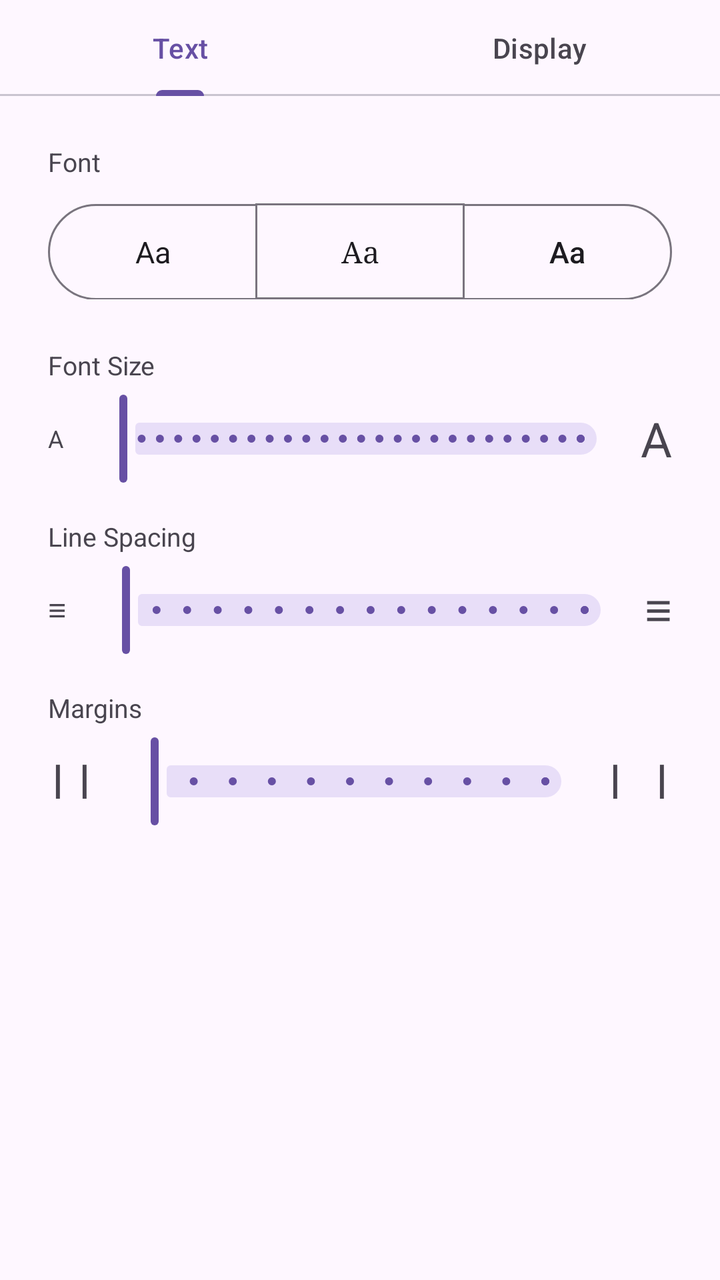
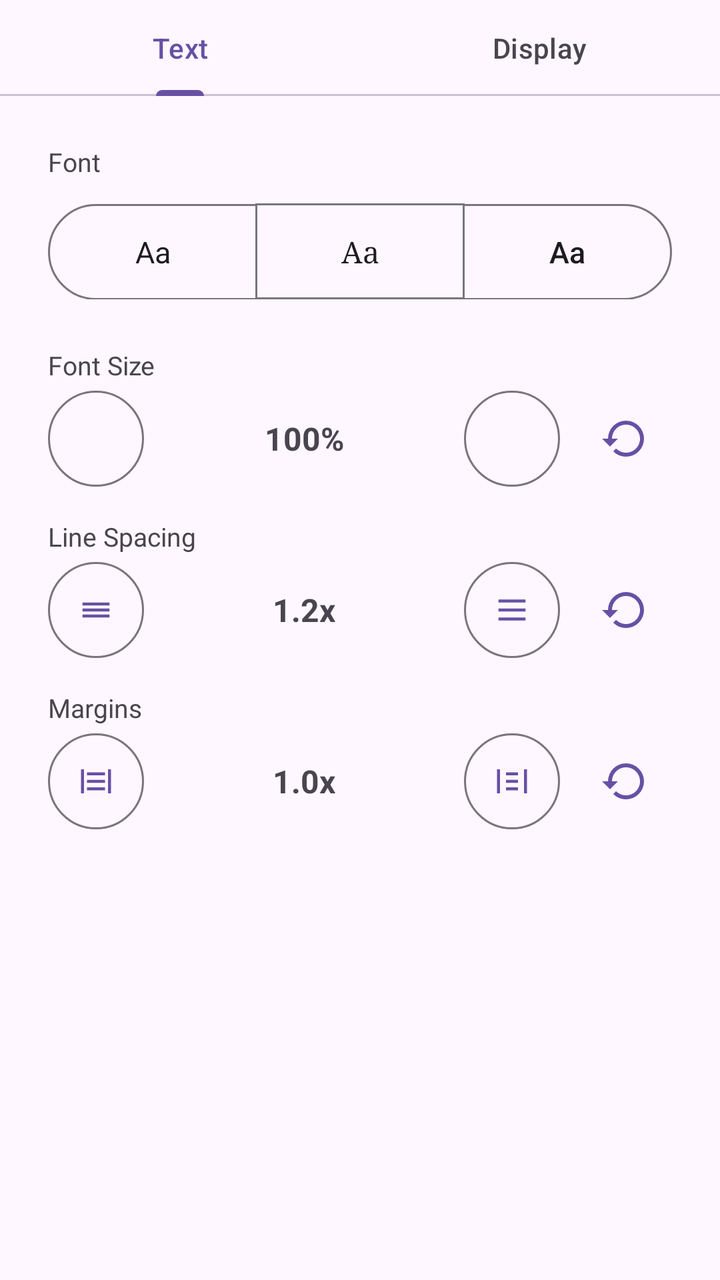

Two renders of the same Android screen: before a commit and after it. Below are the layout's source before the change and the commit's diff.
<!-- AndroidManifest.xml: application theme Theme.BookSync -->
<!-- res/layout/dialog_display_settings.xml -->
<?xml version="1.0" encoding="utf-8"?>
<LinearLayout
    xmlns:android="http://schemas.android.com/apk/res/android"
    xmlns:app="http://schemas.android.com/apk/res-auto"
    android:layout_width="match_parent"
    android:layout_height="wrap_content"
    android:orientation="vertical">

    
    <com.google.android.material.tabs.TabLayout
        android:id="@+id/tab_layout"
        android:layout_width="match_parent"
        android:layout_height="wrap_content"
        app:tabMode="fixed"
        app:tabGravity="fill"
        app:tabIndicatorColor="?attr/colorPrimary"
        app:tabTextColor="?android:attr/textColorSecondary"
        app:tabSelectedTextColor="?attr/colorPrimary">

        <com.google.android.material.tabs.TabItem
            android:layout_width="wrap_content"
            android:layout_height="wrap_content"
            android:text="Text" />

        <com.google.android.material.tabs.TabItem
            android:layout_width="wrap_content"
            android:layout_height="wrap_content"
            android:text="Display" />
    </com.google.android.material.tabs.TabLayout>

    
    <FrameLayout
        android:layout_width="match_parent"
        android:layout_height="wrap_content"
        android:padding="24dp">

        
        <LinearLayout
            android:id="@+id/tab_text_content"
            android:layout_width="match_parent"
            android:layout_height="wrap_content"
            android:orientation="vertical"
            android:visibility="visible">

            
            <TextView
                android:layout_width="wrap_content"
                android:layout_height="wrap_content"
                android:text="Font"
                android:textSize="13sp"
                android:textColor="?android:attr/textColorSecondary"
                android:layout_marginBottom="12dp" />

            <com.google.android.material.button.MaterialButtonToggleGroup
                android:id="@+id/font_family_group"
                android:layout_width="match_parent"
                android:layout_height="wrap_content"
                app:singleSelection="true"
                app:selectionRequired="true"
                android:layout_marginBottom="24dp">

                <com.google.android.material.button.MaterialButton
                    android:id="@+id/btn_font_system"
                    style="@style/Widget.Material3.Button.OutlinedButton"
                    android:layout_width="0dp"
                    android:layout_weight="1"
                    android:layout_height="48dp"
                    android:text="Aa"
                    android:textSize="15sp"
                    android:fontFamily="sans-serif"
                    android:insetTop="0dp"
                    android:insetBottom="0dp" />

                <com.google.android.material.button.MaterialButton
                    android:id="@+id/btn_font_serif"
                    style="@style/Widget.Material3.Button.OutlinedButton"
                    android:layout_width="0dp"
                    android:layout_weight="1"
                    android:layout_height="48dp"
                    android:text="Aa"
                    android:textSize="15sp"
                    android:fontFamily="serif"
                    android:insetTop="0dp"
                    android:insetBottom="0dp" />

                <com.google.android.material.button.MaterialButton
                    android:id="@+id/btn_font_sans"
                    style="@style/Widget.Material3.Button.OutlinedButton"
                    android:layout_width="0dp"
                    android:layout_weight="1"
                    android:layout_height="48dp"
                    android:text="Aa"
                    android:textSize="15sp"
                    android:fontFamily="sans-serif-medium"
                    android:insetTop="0dp"
                    android:insetBottom="0dp" />
            </com.google.android.material.button.MaterialButtonToggleGroup>

            
            <TextView
                android:layout_width="wrap_content"
                android:layout_height="wrap_content"
                android:text="Font Size"
                android:textSize="13sp"
                android:textColor="?android:attr/textColorSecondary"
                android:layout_marginBottom="4dp" />

            <LinearLayout
                android:layout_width="match_parent"
                android:layout_height="wrap_content"
                android:orientation="horizontal"
                android:gravity="center_vertical"
                android:layout_marginBottom="16dp">

                <TextView
                    android:layout_width="wrap_content"
                    android:layout_height="wrap_content"
                    android:text="A"
                    android:textSize="12sp"
                    android:textColor="?android:attr/textColorSecondary"
                    android:layout_marginEnd="8dp" />

                <com.google.android.material.slider.Slider
                    android:id="@+id/slider_font_size"
                    android:layout_width="0dp"
                    android:layout_weight="1"
                    android:layout_height="wrap_content"
                    android:valueFrom="50"
                    android:valueTo="300"
                    android:stepSize="10" />

                <TextView
                    android:layout_width="wrap_content"
                    android:layout_height="wrap_content"
                    android:text="A"
                    android:textSize="24sp"
                    android:textColor="?android:attr/textColorSecondary"
                    android:layout_marginStart="8dp" />
            </LinearLayout>

            
            <TextView
                android:layout_width="wrap_content"
                android:layout_height="wrap_content"
                android:text="Line Spacing"
                android:textSize="13sp"
                android:textColor="?android:attr/textColorSecondary"
                android:layout_marginBottom="4dp" />

            <LinearLayout
                android:layout_width="match_parent"
                android:layout_height="wrap_content"
                android:orientation="horizontal"
                android:gravity="center_vertical"
                android:layout_marginBottom="16dp">

                <TextView
                    android:layout_width="wrap_content"
                    android:layout_height="wrap_content"
                    android:text="≡"
                    android:textSize="16sp"
                    android:textColor="?android:attr/textColorSecondary"
                    android:layout_marginEnd="8dp" />

                <com.google.android.material.slider.Slider
                    android:id="@+id/slider_spacing"
                    android:layout_width="0dp"
                    android:layout_weight="1"
                    android:layout_height="wrap_content"
                    android:valueFrom="1.0"
                    android:valueTo="2.5"
                    android:stepSize="0.1" />

                <TextView
                    android:layout_width="wrap_content"
                    android:layout_height="wrap_content"
                    android:text="≡"
                    android:textSize="24sp"
                    android:textColor="?android:attr/textColorSecondary"
                    android:layout_marginStart="8dp" />
            </LinearLayout>

            
            <TextView
                android:layout_width="wrap_content"
                android:layout_height="wrap_content"
                android:text="Margins"
                android:textSize="13sp"
                android:textColor="?android:attr/textColorSecondary"
                android:layout_marginBottom="4dp" />

            <LinearLayout
                android:layout_width="match_parent"
                android:layout_height="wrap_content"
                android:orientation="horizontal"
                android:gravity="center_vertical">

                <TextView
                    android:layout_width="wrap_content"
                    android:layout_height="wrap_content"
                    android:text="┃ ┃"
                    android:textSize="14sp"
                    android:textColor="?android:attr/textColorSecondary"
                    android:layout_marginEnd="8dp" />

                <com.google.android.material.slider.Slider
                    android:id="@+id/slider_margins"
                    android:layout_width="0dp"
                    android:layout_weight="1"
                    android:layout_height="wrap_content"
                    android:valueFrom="0.5"
                    android:valueTo="3.0"
                    android:stepSize="0.25" />

                <TextView
                    android:layout_width="wrap_content"
                    android:layout_height="wrap_content"
                    android:text="┃    ┃"
                    android:textSize="14sp"
                    android:textColor="?android:attr/textColorSecondary"
                    android:layout_marginStart="8dp" />
            </LinearLayout>

        </LinearLayout>

        
        <LinearLayout
            android:id="@+id/tab_display_content"
            android:layout_width="match_parent"
            android:layout_height="wrap_content"
            android:orientation="vertical"
            android:visibility="gone">

            <TextView
                android:layout_width="wrap_content"
                android:layout_height="wrap_content"
                android:text="Theme"
                android:textSize="13sp"
                android:textColor="?android:attr/textColorSecondary"
                android:layout_marginBottom="16dp" />

            
            <LinearLayout
                android:layout_width="match_parent"
                android:layout_height="wrap_content"
                android:orientation="horizontal"
                android:gravity="center">

                
                <FrameLayout
                    android:layout_width="0dp"
                    android:layout_weight="1"
                    android:layout_height="wrap_content"
                    android:layout_marginEnd="8dp">
                    <com.google.android.material.card.MaterialCardView
                        android:id="@+id/btn_theme_light"
                        android:layout_width="match_parent"
                        android:layout_height="100dp"
                        app:cardBackgroundColor="#FFFFFF"
                        app:strokeWidth="1dp"
                        app:strokeColor="#E0E0E0"
                        app:cardCornerRadius="12dp"
                        app:cardElevation="0dp"
                        android:clickable="true"
                        android:focusable="true">
                        <TextView
                            android:layout_width="match_parent"
                            android:layout_height="match_parent"
                            android:text="Aa"
                            android:textSize="20sp"
                            android:textColor="#1C1C1E"
                            android:gravity="center" />
                    </com.google.android.material.card.MaterialCardView>
                    <ImageView
                        android:id="@+id/check_theme_light"
                        android:layout_width="20dp"
                        android:layout_height="20dp"
                        android:src="@android:drawable/checkbox_on_background"
                        android:layout_gravity="top|end"
                        android:layout_margin="6dp"
                        android:visibility="gone"
                        app:tint="?attr/colorPrimary" />
                </FrameLayout>

                
                <FrameLayout
                    android:layout_width="0dp"
                    android:layout_weight="1"
                    android:layout_height="wrap_content"
                    android:layout_marginEnd="8dp">
                    <com.google.android.material.card.MaterialCardView
                        android:id="@+id/btn_theme_sepia"
                        android:layout_width="match_parent"
                        android:layout_height="100dp"
                        app:cardBackgroundColor="#F5E6C8"
                        app:cardCornerRadius="12dp"
                        app:cardElevation="0dp"
                        android:clickable="true"
                        android:focusable="true">
                        <TextView
                            android:layout_width="match_parent"
                            android:layout_height="match_parent"
                            android:text="Aa"
                            android:textSize="20sp"
                            android:textColor="#5B4636"
                            android:gravity="center" />
                    </com.google.android.material.card.MaterialCardView>
                    <ImageView
                        android:id="@+id/check_theme_sepia"
                        android:layout_width="20dp"
                        android:layout_height="20dp"
                        android:src="@android:drawable/checkbox_on_background"
                        android:layout_gravity="top|end"
                        android:layout_margin="6dp"
                        android:visibility="gone"
                        app:tint="?attr/colorPrimary" />
                </FrameLayout>

                
                <FrameLayout
                    android:layout_width="0dp"
                    android:layout_weight="1"
                    android:layout_height="wrap_content">
                    <com.google.android.material.card.MaterialCardView
                        android:id="@+id/btn_theme_dark"
                        android:layout_width="match_parent"
                        android:layout_height="100dp"
                        app:cardBackgroundColor="#1C1C1E"
                        app:cardCornerRadius="12dp"
                        app:cardElevation="0dp"
                        android:clickable="true"
                        android:focusable="true">
                        <TextView
                            android:layout_width="match_parent"
                            android:layout_height="match_parent"
                            android:text="Aa"
                            android:textSize="20sp"
                            android:textColor="#FFFFFF"
                            android:gravity="center" />
                    </com.google.android.material.card.MaterialCardView>
                    <ImageView
                        android:id="@+id/check_theme_dark"
                        android:layout_width="20dp"
                        android:layout_height="20dp"
                        android:src="@android:drawable/checkbox_on_background"
                        android:layout_gravity="top|end"
                        android:layout_margin="6dp"
                        android:visibility="gone"
                        app:tint="?attr/colorPrimary" />
                </FrameLayout>

            </LinearLayout>
        </LinearLayout>

    </FrameLayout>
</LinearLayout>
<!-- resources referenced by this layout -->
<resources>
  <style name="Theme.BookSync" parent="Theme.Material3.DayNight.NoActionBar" />
</resources>

<!-- the commit's change to res/layout/dialog_display_settings.xml (unified diff, before → after) -->
@@ -112,30 +112,50 @@
                 android:gravity="center_vertical"
                 android:layout_marginBottom="16dp">
 
+                <com.google.android.material.button.MaterialButton
+                    android:id="@+id/btn_font_decrease"
+                    style="@style/Widget.Material3.Button.OutlinedButton"
+                    android:layout_width="48dp"
+                    android:layout_height="48dp"
+                    android:text="A"
+                    android:textSize="14sp"
+                    android:paddingStart="0dp"
+                    android:paddingEnd="0dp"
+                    android:insetTop="0dp"
+                    android:insetBottom="0dp"
+                    android:minWidth="0dp" />
+
                 <TextView
-                    android:layout_width="wrap_content"
+                    android:id="@+id/text_font_size"
+                    android:layout_width="0dp"
+                    android:layout_weight="1"
                     android:layout_height="wrap_content"
+                    android:text="100%"
+                    android:textSize="16sp"
+                    android:textStyle="bold"
+                    android:gravity="center" />
+
+                <com.google.android.material.button.MaterialButton
+                    android:id="@+id/btn_font_increase"
+                    style="@style/Widget.Material3.Button.OutlinedButton"
+                    android:layout_width="48dp"
+                    android:layout_height="48dp"
                     android:text="A"
-                    android:textSize="12sp"
-                    android:textColor="?android:attr/textColorSecondary"
-                    android:layout_marginEnd="8dp" />
-
-                <com.google.android.material.slider.Slider
-                    android:id="@+id/slider_font_size"
-                    android:layout_width="0dp"
-                    android:layout_weight="1"
-                    android:layout_height="wrap_content"
-                    android:valueFrom="50"
-                    android:valueTo="300"
-                    android:stepSize="10" />
-
-                <TextView
-                    android:layout_width="wrap_content"
-                    android:layout_height="wrap_content"
-                    android:text="A"
-                    android:textSize="24sp"
-                    android:textColor="?android:attr/textColorSecondary"
-                    android:layout_marginStart="8dp" />
+                    android:textSize="20sp"
+                    android:paddingStart="0dp"
+                    android:paddingEnd="0dp"
+                    android:insetTop="0dp"
+                    android:insetBottom="0dp"
+                    android:minWidth="0dp" />
+
+                <ImageButton
+                    android:id="@+id/btn_font_reset"
+                    android:layout_width="48dp"
+                    android:layout_height="48dp"
+                    android:layout_marginStart="8dp"
+                    android:background="?attr/selectableItemBackgroundBorderless"
+                    android:src="@drawable/ic_restore_24"
+                    app:tint="?attr/colorPrimary" />
             </LinearLayout>
 
             
@@ -154,30 +174,56 @@
                 android:gravity="center_vertical"
                 android:layout_marginBottom="16dp">
 
+                <com.google.android.material.button.MaterialButton
+                    android:id="@+id/btn_spacing_decrease"
+                    style="@style/Widget.Material3.Button.OutlinedButton"
+                    android:layout_width="48dp"
+                    android:layout_height="48dp"
+                    app:icon="@drawable/ic_spacing_compact"
+                    app:iconGravity="textStart"
+                    app:iconPadding="0dp"
+                    android:paddingTop="0dp"
+                    android:paddingBottom="0dp"
+                    android:paddingStart="12dp"
+                    android:paddingEnd="12dp"
+                    android:insetTop="0dp"
+                    android:insetBottom="0dp"
+                    android:minWidth="0dp" />
+
                 <TextView
-                    android:layout_width="wrap_content"
+                    android:id="@+id/text_spacing"
+                    android:layout_width="0dp"
+                    android:layout_weight="1"
                     android:layout_height="wrap_content"
-                    android:text="≡"
+                    android:text="1.2x"
                     android:textSize="16sp"
-                    android:textColor="?android:attr/textColorSecondary"
-                    android:layout_marginEnd="8dp" />
-
-                <com.google.android.material.slider.Slider
-                    android:id="@+id/slider_spacing"
-                    android:layout_width="0dp"
-                    android:layout_weight="1"
-                    android:layout_height="wrap_content"
-                    android:valueFrom="1.0"
-                    android:valueTo="2.5"
-                    android:stepSize="0.1" />
-
-                <TextView
-                    android:layout_width="wrap_content"
-                    android:layout_height="wrap_content"
-                    android:text="≡"
-                    android:textSize="24sp"
-                    android:textColor="?android:attr/textColorSecondary"
-                    android:layout_marginStart="8dp" />
+                    android:textStyle="bold"
+                    android:gravity="center" />
+
+                <com.google.android.material.button.MaterialButton
+                    android:id="@+id/btn_spacing_increase"
+                    style="@style/Widget.Material3.Button.OutlinedButton"
+                    android:layout_width="48dp"
+                    android:layout_height="48dp"
+                    app:icon="@drawable/ic_spacing_wide"
+                    app:iconGravity="textStart"
+                    app:iconPadding="0dp"
+                    android:paddingTop="0dp"
+                    android:paddingBottom="0dp"
+                    android:paddingStart="12dp"
+                    android:paddingEnd="12dp"
+                    android:insetTop="0dp"
+                    android:insetBottom="0dp"
+                    android:minWidth="0dp" />
+
+                <ImageButton
+                    android:id="@+id/btn_spacing_reset"
+                    android:layout_width="48dp"
+                    android:layout_height="48dp"
+                    android:layout_marginStart="8dp"
+                    android:background="?attr/selectableItemBackgroundBorderless"
+                    android:src="@drawable/ic_restore_24"
+                    app:tint="?attr/colorPrimary" />
             </LinearLayout>
 
             
@@ -195,30 +241,56 @@
                 android:orientation="horizontal"
                 android:gravity="center_vertical">
 
+                <com.google.android.material.button.MaterialButton
+                    android:id="@+id/btn_margin_decrease"
+                    style="@style/Widget.Material3.Button.OutlinedButton"
+                    android:layout_width="48dp"
+                    android:layout_height="48dp"
+                    app:icon="@drawable/ic_margin_narrow"
+                    app:iconGravity="textStart"
+                    app:iconPadding="0dp"
+                    android:paddingTop="0dp"
+                    android:paddingBottom="0dp"
+                    android:paddingStart="12dp"
+                    android:paddingEnd="12dp"
+                    android:insetTop="0dp"
+                    android:insetBottom="0dp"
+                    android:minWidth="0dp" />
+
                 <TextView
-                    android:layout_width="wrap_content"
+                    android:id="@+id/text_margins"
+                    android:layout_width="0dp"
+                    android:layout_weight="1"
                     android:layout_height="wrap_content"
-                    android:text="┃ ┃"
-                    android:textSize="14sp"
-                    android:textColor="?android:attr/textColorSecondary"
-                    android:layout_marginEnd="8dp" />
-
-                <com.google.android.material.slider.Slider
-                    android:id="@+id/slider_margins"
-                    android:layout_width="0dp"
-                    android:layout_weight="1"
-                    android:layout_height="wrap_content"
-                    android:valueFrom="0.5"
-                    android:valueTo="3.0"
-                    android:stepSize="0.25" />
-
-                <TextView
-                    android:layout_width="wrap_content"
-                    android:layout_height="wrap_content"
-                    android:text="┃    ┃"
-                    android:textSize="14sp"
-                    android:textColor="?android:attr/textColorSecondary"
-                    android:layout_marginStart="8dp" />
+                    android:text="1.0x"
+                    android:textSize="16sp"
+                    android:textStyle="bold"
+                    android:gravity="center" />
+
+                <com.google.android.material.button.MaterialButton
+                    android:id="@+id/btn_margin_increase"
+                    style="@style/Widget.Material3.Button.OutlinedButton"
+                    android:layout_width="48dp"
+                    android:layout_height="48dp"
+                    app:icon="@drawable/ic_margin_wide"
+                    app:iconGravity="textStart"
+                    app:iconPadding="0dp"
+                    android:paddingTop="0dp"
+                    android:paddingBottom="0dp"
+                    android:paddingStart="12dp"
+                    android:paddingEnd="12dp"
+                    android:insetTop="0dp"
+                    android:insetBottom="0dp"
+                    android:minWidth="0dp" />
+
+                <ImageButton
+                    android:id="@+id/btn_margin_reset"
+                    android:layout_width="48dp"
+                    android:layout_height="48dp"
+                    android:layout_marginStart="8dp"
+                    android:background="?attr/selectableItemBackgroundBorderless"
+                    android:src="@drawable/ic_restore_24"
+                    app:tint="?attr/colorPrimary" />
             </LinearLayout>
 
         </LinearLayout>
<!-- resource entries referenced after the edit -->
@@ -1,5 +1,55 @@
 <!-- resources referenced by this layout -->
 <resources>
+  <!-- drawable ic_margin_narrow (drawable) -->
+  <vector xmlns:android="http://schemas.android.com/apk/res/android"
+      android:width="24dp"
+      android:height="24dp"
+      android:viewportWidth="24"
+      android:viewportHeight="24">
+    <path
+        android:fillColor="?attr/colorControlNormal"
+        android:pathData="M2,4 h2 v16 h-2 z M20,4 h2 v16 h-2 z M6,6 h12 v2 h-12 z M6,11 h12 v2 h-12 z M6,16 h12 v2 h-12 z"/>
+  </vector>
+  <!-- drawable ic_margin_wide (drawable) -->
+  <vector xmlns:android="http://schemas.android.com/apk/res/android"
+      android:width="24dp"
+      android:height="24dp"
+      android:viewportWidth="24"
+      android:viewportHeight="24">
+    <path
+        android:fillColor="?attr/colorControlNormal"
+        android:pathData="M2,4 h2 v16 h-2 z M20,4 h2 v16 h-2 z M8,6 h8 v2 h-8 z M8,11 h8 v2 h-8 z M8,16 h8 v2 h-8 z"/>
+  </vector>
+  <!-- drawable ic_restore_24 (drawable) -->
+  <vector xmlns:android="http://schemas.android.com/apk/res/android"
+      android:width="24dp"
+      android:height="24dp"
+      android:viewportWidth="24"
+      android:viewportHeight="24">
+    <path
+        android:fillColor="?attr/colorControlNormal"
+        android:pathData="M13,3a9,9 0 0,0 -9,9H1l3.89,3.89 .07,.14L9,12H6c0,-3.87 3.13,-7 7,-7s7,3.13 7,7 -3.13,7 -7,7c-1.93,0 -3.68,-0.79 -4.94,-2.06l-1.42,1.42A8.954,8.954 0 0,0 13,21a9,9 0 0,0 0,-18z" />
+  </vector>
+  <!-- drawable ic_spacing_compact (drawable) -->
+  <vector xmlns:android="http://schemas.android.com/apk/res/android"
+      android:width="24dp"
+      android:height="24dp"
+      android:viewportWidth="24"
+      android:viewportHeight="24">
+    <path
+        android:fillColor="?attr/colorControlNormal"
+        android:pathData="M3,7 h18 v2 h-18 z M3,11 h18 v2 h-18 z M3,15 h18 v2 h-18 z"/>
+  </vector>
+  <!-- drawable ic_spacing_wide (drawable) -->
+  <vector xmlns:android="http://schemas.android.com/apk/res/android"
+      android:width="24dp"
+      android:height="24dp"
+      android:viewportWidth="24"
+      android:viewportHeight="24">
+    <path
+        android:fillColor="?attr/colorControlNormal"
+        android:pathData="M3,5 h18 v2 h-18 z M3,11 h18 v2 h-18 z M3,17 h18 v2 h-18 z"/>
+  </vector>
   <style name="Theme.BookSync" parent="Theme.Material3.DayNight.NoActionBar" />
 </resources>
 
